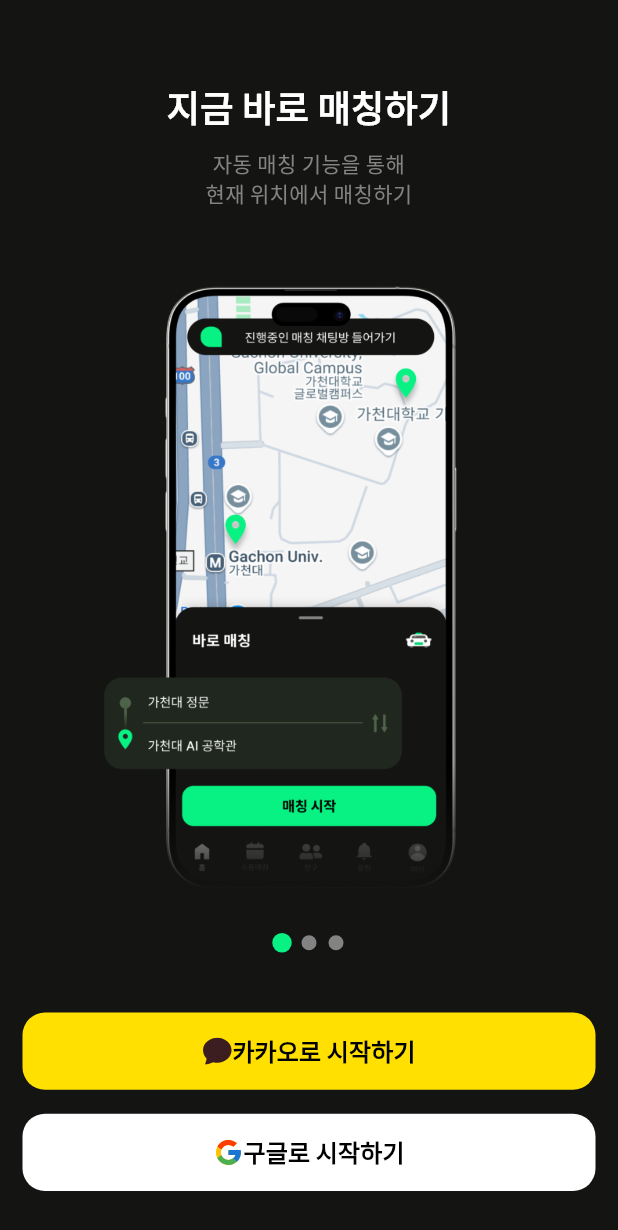
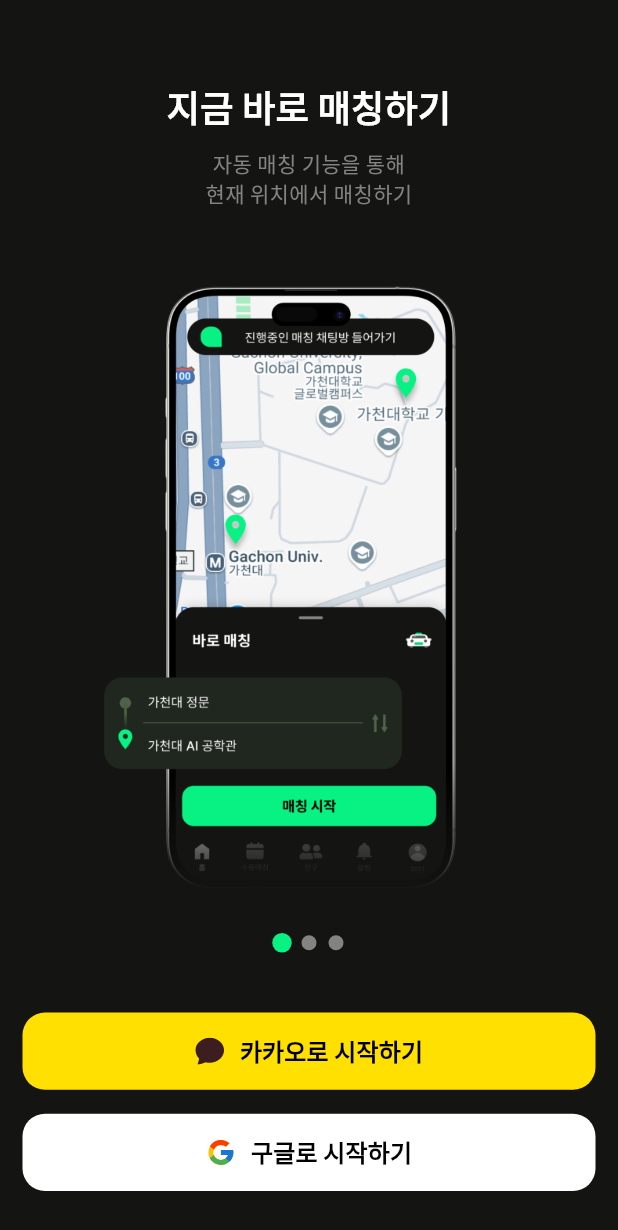
Before and after one commit to Leets-Official/Gachtaxi-Mobile, a Flutter app: the LandingScreen screen opened directly, on a phone screen of 412 x 824 dp. Shown: the top 1230 px of the screen. Run offline on Flutter 3.47's test engine with Material 3 defaults, Android fonts, the phone set to English and light mode, and no system bars; drawn by our look-alikes of smooth_page_indicator; our stand-ins replace flutter_dotenv, flutter_riverpod, flutter_screenutil, flutter_svg, freezed_annotation, google_maps_flutter and 1 more; generated files the repository leaves out were written again.

Commit message:
remove: width 간의 간격 조정

```diff
--- a/lib/common/components/button.dart
+++ b/lib/common/components/button.dart
@@ -1,8 +1,8 @@
 import 'package:flutter/material.dart';
 import 'package:flutter_screenutil/flutter_screenutil.dart';
 import 'package:gachtaxi_app/common/constants/colors.dart';
+import 'package:gachtaxi_app/common/constants/typography.dart';
 import 'package:gachtaxi_app/common/constants/spacing.dart';
-import 'package:gachtaxi_app/common/constants/typography.dart';
 
 class Button extends StatelessWidget {
   final String buttonText;
@@ -46,8 +46,9 @@
         children: [
           if (icon != null) ...[
             icon!,
-            const SizedBox(height: AppSpacing.spaceExtraMedium),
+            const SizedBox(width: AppSpacing.spaceExtraMedium),
           ],
+
           Text(
             buttonText,
             style: TextStyle(
```
